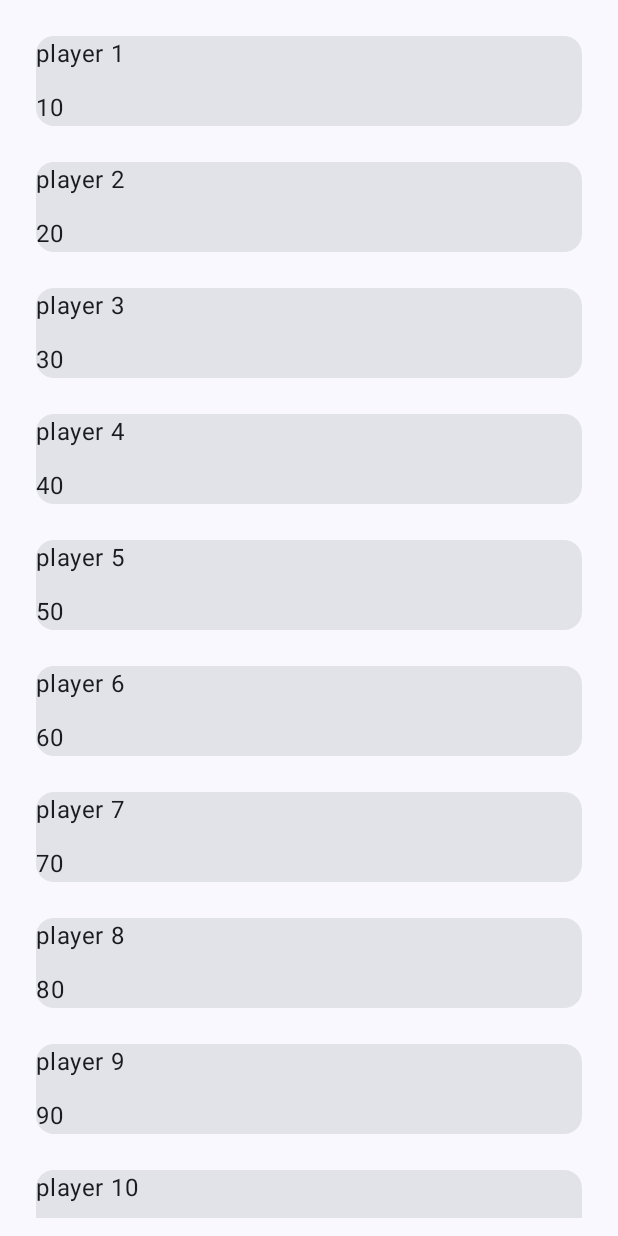
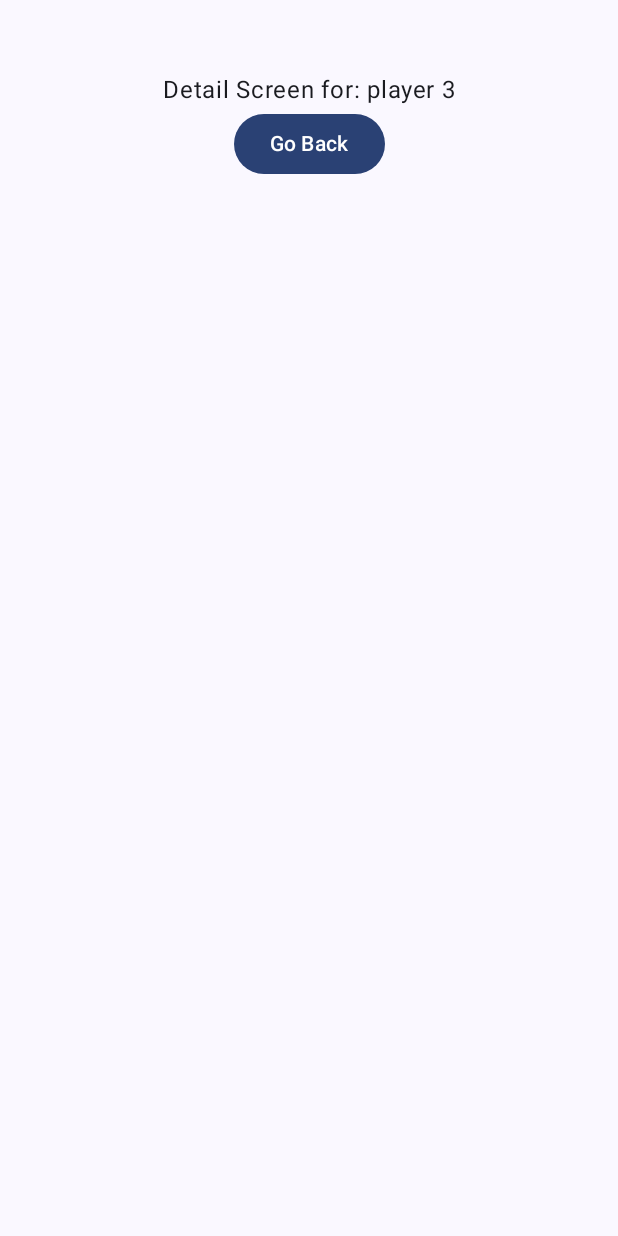
Before and after one commit to MaitreyaSave/ChatTask2, an Android app built with Jetpack Compose: the screen it shows after launch (MainActivity), after a tap on an icon or button, on a phone screen of 412 x 824 dp. Run offline under Robolectric (Android 15) with nearby library versions, the phone set to English and light mode, and no system bars; our stand-ins replace Dagger/Hilt's generated code.

Commit message:
- Add logic to show Detail screen and nav graph

```diff
--- a/app/build.gradle.kts
+++ b/app/build.gradle.kts
@@ -55,6 +55,9 @@ dependencies {
     implementation("com.google.dagger:dagger:2.51.1")
     kapt("com.google.dagger:dagger-compiler:2.50")
 
+    // Nav graph
+    implementation("androidx.navigation:navigation-compose:2.8.9")
+
     testImplementation(libs.junit)
     androidTestImplementation(libs.androidx.junit)
     androidTestImplementation(libs.androidx.espresso.core)
--- a/app/src/main/java/com/maitreyasave/chattask2/MainActivity.kt
+++ b/app/src/main/java/com/maitreyasave/chattask2/MainActivity.kt
@@ -6,11 +6,17 @@ import androidx.activity.compose.setContent
 import androidx.activity.enableEdgeToEdge
 import androidx.compose.foundation.layout.fillMaxSize
 import androidx.compose.material3.Scaffold
+import androidx.compose.runtime.Composable
 import androidx.compose.ui.Modifier
 import androidx.lifecycle.ViewModelProvider
+import androidx.navigation.compose.NavHost
+import androidx.navigation.compose.composable
+import androidx.navigation.compose.rememberNavController
 import com.maitreyasave.chattask2.di.MyApplication
 import com.maitreyasave.chattask2.ui.PlayerViewModel
 import com.maitreyasave.chattask2.ui.PlayerViewModelFactory
+import com.maitreyasave.chattask2.ui.player.PlayerDetailScreen
+import com.maitreyasave.chattask2.ui.player.PlayerItemCard
 import com.maitreyasave.chattask2.ui.player.PlayerListScreen
 import com.maitreyasave.chattask2.ui.theme.ChatTask2Theme
 import javax.inject.Inject
@@ -51,9 +57,29 @@ class MainActivity : ComponentActivity() {
             ChatTask2Theme {
                 Scaffold(modifier = Modifier.fillMaxSize()) { _ ->
                     val playerList = playerViewModel.getPlayerItemCards()
-                    PlayerListScreen(playerList)
+                    MyApp(playerList)
                 }
             }
         }
     }
 }
+
+@Composable
+fun MyApp(playerList: List<PlayerItemCard>) {
+    val navController = rememberNavController()
+
+    NavHost(
+        navController = navController,
+        startDestination = "playerlistscreen"
+    ) {
+        composable("playerlistscreen") {
+            PlayerListScreen(navController, playerList)
+        }
+
+        composable("detail/{id}") { navBackStackEntry ->
+            val id =navBackStackEntry.arguments?.getString("id")
+            PlayerDetailScreen(navController, id)
+        }
+
+    }
+}
--- /dev/null
+++ b/app/src/main/java/com/maitreyasave/chattask2/ui/player/PlayerDetailScreen.kt
@@ -0,0 +1,36 @@
+package com.maitreyasave.chattask2.ui.player
+
+import androidx.compose.foundation.layout.Arrangement
+import androidx.compose.foundation.layout.Column
+import androidx.compose.foundation.layout.Spacer
+import androidx.compose.foundation.layout.fillMaxWidth
+import androidx.compose.foundation.layout.height
+import androidx.compose.foundation.layout.padding
+import androidx.compose.material3.Button
+import androidx.compose.material3.Text
+import androidx.compose.runtime.Composable
+import androidx.compose.ui.Alignment
+import androidx.compose.ui.Modifier
+import androidx.compose.ui.unit.dp
+import androidx.navigation.NavController
+
+
+@Composable
+fun PlayerDetailScreen(navController: NavController, id: String?){
+    Column(
+        horizontalAlignment = Alignment.CenterHorizontally,
+        verticalArrangement = Arrangement.Center,
+        modifier = Modifier.fillMaxWidth()
+            .padding(24.dp)
+    ) {
+        Spacer(modifier = Modifier.height(24.dp))
+
+        Text("Detail Screen for: $id")
+
+        Button(onClick = {
+            navController.popBackStack() // ⬅️ Go back
+        }) {
+            Text("Go Back")
+        }
+    }
+}
--- a/app/src/main/java/com/maitreyasave/chattask2/ui/player/PlayerDetailsScreen.kt
+++ /dev/null
@@ -1 +0,0 @@
-package com.maitreyasave.chattask2.ui.player
--- a/app/src/main/java/com/maitreyasave/chattask2/ui/player/PlayerListScreen.kt
+++ b/app/src/main/java/com/maitreyasave/chattask2/ui/player/PlayerListScreen.kt
@@ -11,17 +11,21 @@ import androidx.compose.material3.Text
 import androidx.compose.runtime.Composable
 import androidx.compose.ui.Modifier
 import androidx.compose.ui.unit.dp
+import androidx.navigation.NavController
 
 
 @Composable
-fun PlayerListScreen(players: List<PlayerItemCard>) {
+fun PlayerListScreen(
+    navController: NavController,
+    players: List<PlayerItemCard>
+) {
 
     LazyColumn(
         modifier = Modifier.fillMaxWidth()
             .padding(12.dp)
     ) {
         items(players) {
-            PlayerCard(it)
+            PlayerCard(navController, it)
         }
     }
 
@@ -30,14 +34,17 @@ fun PlayerListScreen(players: List<PlayerItemCard>) {
 
 
 @Composable
-fun PlayerCard(playerItemCard: PlayerItemCard) {
+fun PlayerCard(
+    navController: NavController,
+    playerItemCard: PlayerItemCard
+) {
 
     Card(
         modifier = Modifier
             .fillMaxWidth()
             .padding(12.dp),
         onClick =  {
-            // TODO
+            navController.navigate("detail/${playerItemCard.name}")
         }
     ) {
 
```
